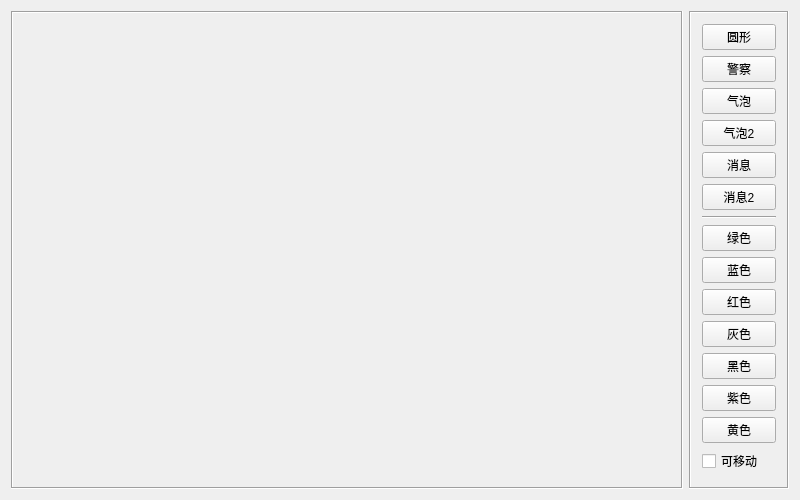
Qt form devicebutton/frmdevicebutton.ui (feiyangqingyun/QWidgetDemo) before a commit.
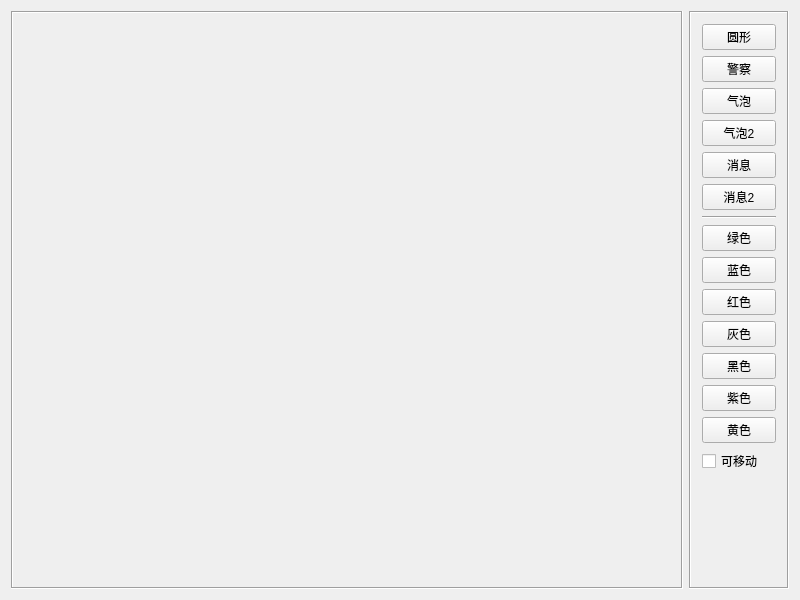
The same form after that commit.

Diff of the .ui file:
```diff
--- a/devicebutton/frmdevicebutton.ui
+++ b/devicebutton/frmdevicebutton.ui
@@ -7,7 +7,7 @@
     <x>0</x>
     <y>0</y>
     <width>800</width>
-    <height>500</height>
+    <height>600</height>
    </rect>
   </property>
   <property name="windowTitle">
```
